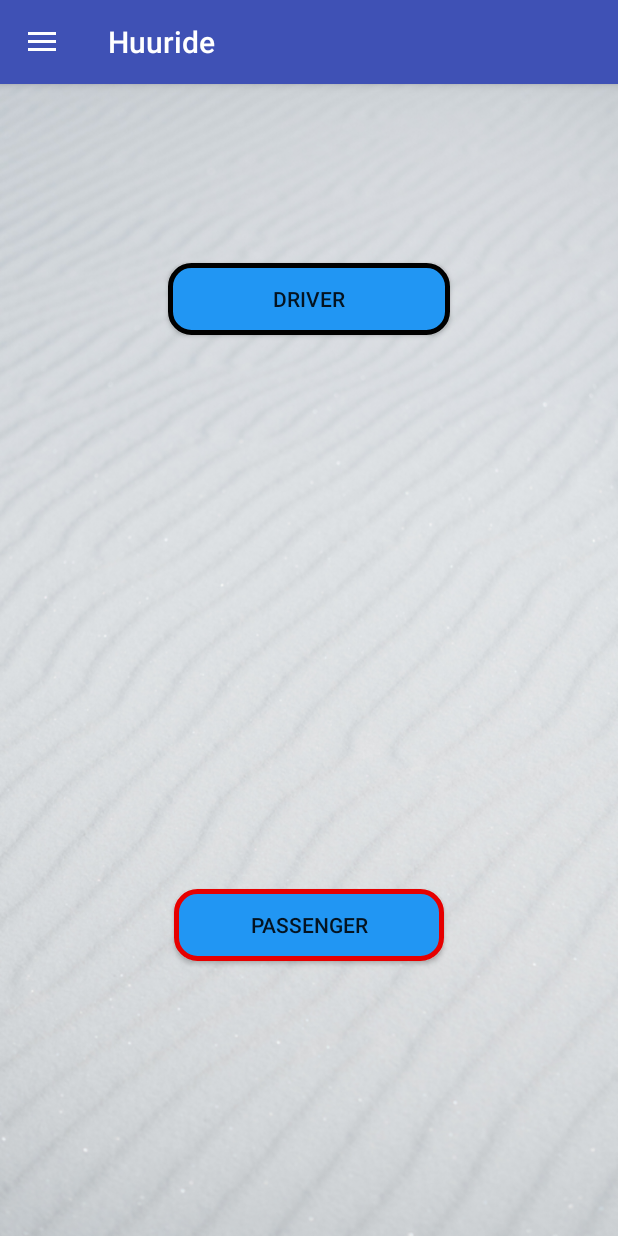
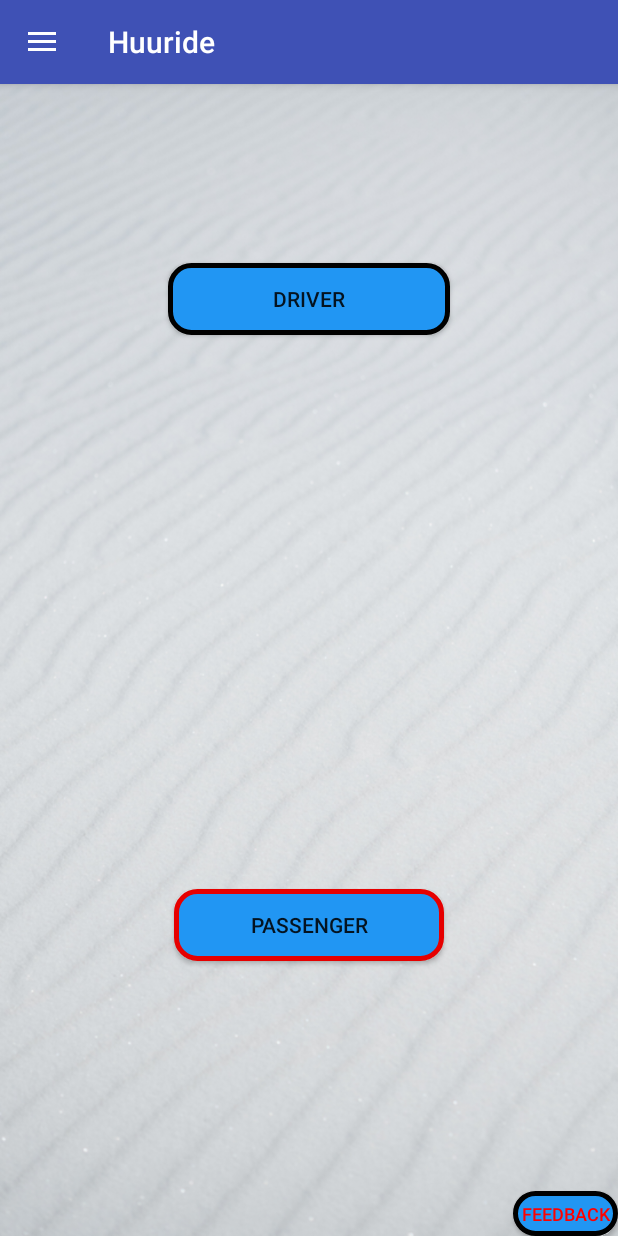
Before and after one commit to mrkoppy/MyAppFYP2, an Android app: the trip screen opened directly, with no data from a screen before it, on a phone screen of 412 x 824 dp. Run offline under Robolectric (Android 15) with nearby library versions, the light colour scheme and no system bars.

Commit message:
- added feedback function

```diff
--- a/app/src/main/res/layout/activity_trip.xml
+++ b/app/src/main/res/layout/activity_trip.xml
@@ -40,6 +40,19 @@
             android:text="@string/rider"
             android:onClick="btn_mainmenu_Rrider"/>
 
+        <Button
+            android:id="@+id/btn_feedback"
+            android:layout_width="70dp"
+            android:layout_height="30dp"
+            android:layout_alignParentBottom="true"
+            android:layout_alignParentEnd="true"
+            android:layout_alignParentRight="true"
+            android:background="@drawable/buttonshape"
+            android:onClick="btn_fb"
+            android:text="Feedback"
+            android:textColor="#ff0000"
+            android:textSize="12sp" />
+
     </RelativeLayout>
     <android.support.design.widget.NavigationView
         android:layout_width="match_parent"
```
Also changed, not shown: app/src/main/java/com/example/mrkoppy/myappfyp/trip.java (+30 -0 lines).
